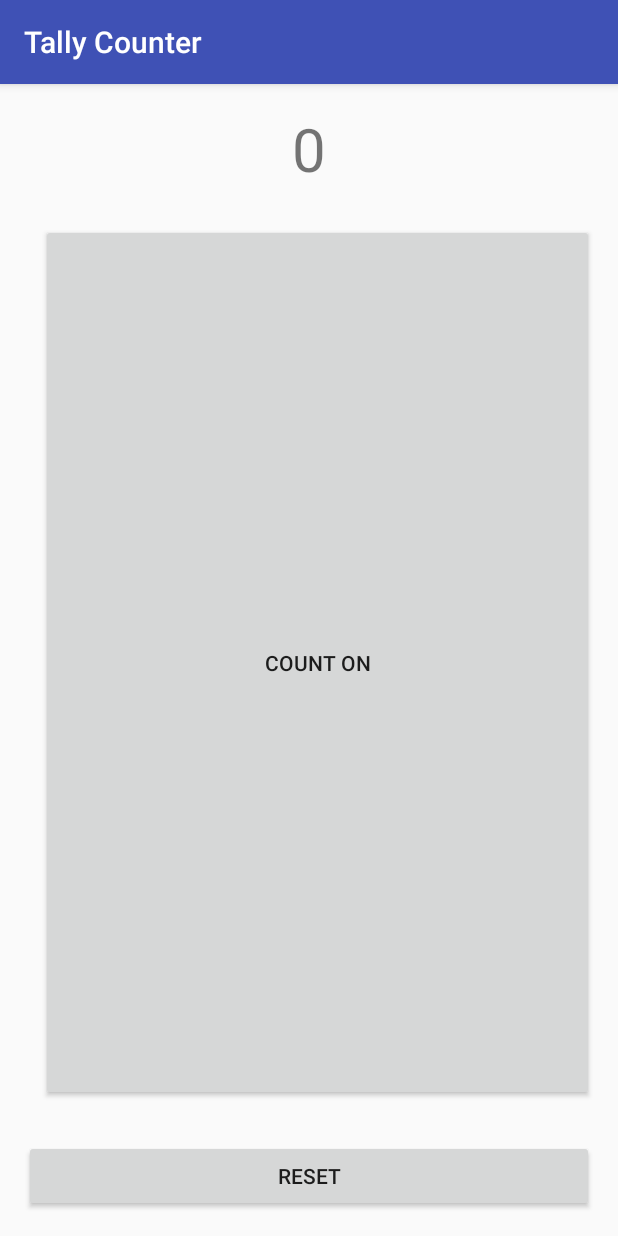
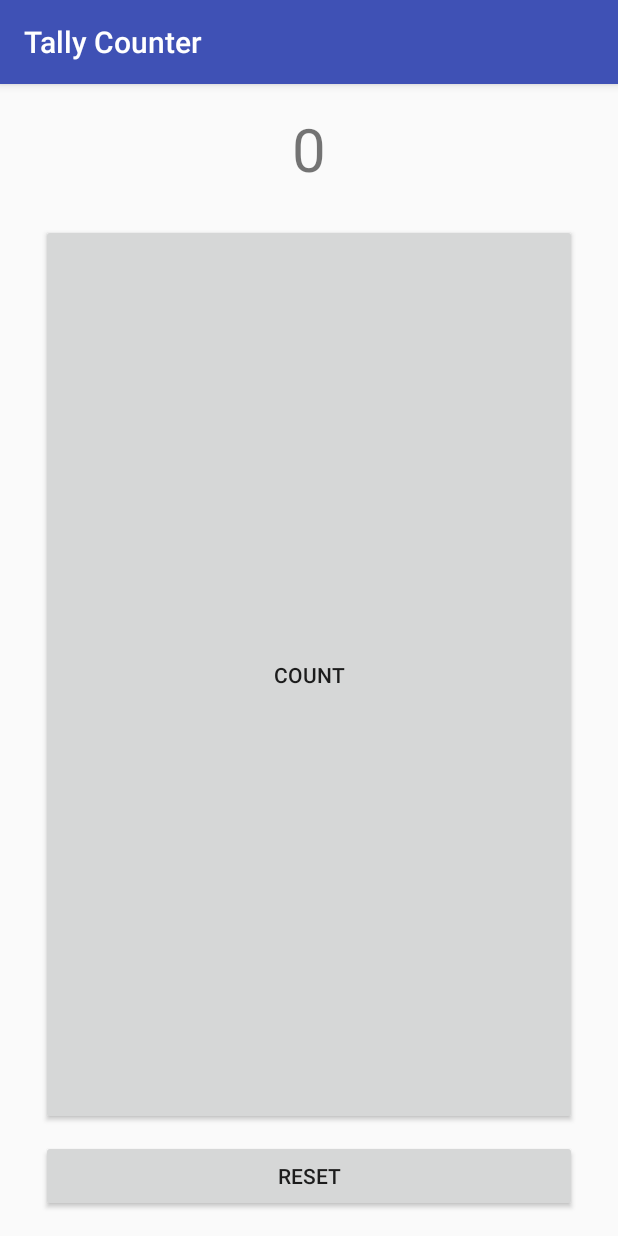
Before and after one commit to wasim-abuzaher/TallyCounter, an Android app: the screen it shows after launch (MainActivity), on a phone screen of 412 x 824 dp. Run offline under Robolectric (Android 15) with nearby library versions, the phone set to English and light mode, and no system bars.

Commit message:
Layout Update

```diff
--- a/mobile/src/main/java/com/wasimapps/tallycounter/MainActivity.java
+++ b/mobile/src/main/java/com/wasimapps/tallycounter/MainActivity.java
@@ -8,16 +8,13 @@ import android.widget.TextView;
 
 public class MainActivity extends AppCompatActivity {
 
-    private int tally;
+    private int tally = 0;
     private TextView tallyText;
 
     @Override
     protected void onCreate(Bundle savedInstanceState) {
         super.onCreate(savedInstanceState);
         setContentView(R.layout.activity_main);
-
-        tally = 0;
-
 
         Button tallyButton = (Button) findViewById(R.id.button_click);
         tallyButton.setOnClickListener(onClickTallyButton);
--- a/mobile/src/main/res/layout/activity_main.xml
+++ b/mobile/src/main/res/layout/activity_main.xml
@@ -15,7 +15,7 @@
     <TextView
         android:layout_width="match_parent"
         android:layout_height="wrap_content"
-        android:text="0000"
+        android:text="@string/count"
         android:id="@+id/textView_tally"
         android:textSize="40sp"
         android:textAlignment="center"
@@ -23,25 +23,23 @@
 
     <Button
         android:layout_width="match_parent"
-        android:layout_height="wrap_content"
-        android:layout_below="@+id/textView_tally"
-        android:layout_alignParentLeft="true"
-        android:layout_alignParentStart="true"
+        android:layout_height="0dp"
         android:layout_marginLeft="11dp"
-        android:layout_marginStart="11dp"
         android:layout_marginTop="23dp"
         android:id="@+id/button_click"
-        android:layout_alignParentRight="true"
-        android:layout_alignParentEnd="true"
         android:text="@string/click"
-        android:layout_weight="1"/>
+        android:layout_weight="1"
+        style="@android:style/Widget.Material.Light.Button"
+        android:layout_marginRight="11dp"
+        android:fontFamily="sans-serif-medium"/>
 
     <Button
         android:text="@string/reset"
         android:layout_width="match_parent"
         android:layout_height="wrap_content"
-        android:layout_below="@+id/button_click"
-        android:layout_centerHorizontal="true"
-        android:layout_marginTop="26dp"
-        android:id="@+id/button_reset"/>
+        android:layout_marginTop="10dp"
+        android:id="@+id/button_reset"
+        style="@android:style/Widget.Material.Light.Button"
+        android:layout_marginLeft="11dp"
+        android:layout_marginRight="11dp"/>
 </LinearLayout>
--- a/mobile/src/main/res/values/strings.xml
+++ b/mobile/src/main/res/values/strings.xml
@@ -1,5 +1,6 @@
 <resources>
     <string name="app_name">Tally Counter</string>
-    <string name="click">Count On</string>
+    <string name="click">Count</string>
     <string name="reset">Reset</string>
+    <string name="count">0000</string>
 </resources>
--- a/wear/src/main/java/com/wasimapps/tallycounter/MainActivity.java
+++ b/wear/src/main/java/com/wasimapps/tallycounter/MainActivity.java
@@ -2,15 +2,13 @@ package com.wasimapps.tallycounter;
 
 import android.app.Activity;
 import android.os.Bundle;
-import android.support.wearable.view.BoxInsetLayout;
-import android.support.wearable.view.WatchViewStub;
 import android.view.View;
 import android.widget.Button;
 import android.widget.TextView;
 
 public class MainActivity extends Activity {
 
-    private int tally;
+    private int tally = 0;
     private TextView tallyText;
 
     @Override
@@ -18,7 +16,7 @@ public class MainActivity extends Activity {
         super.onCreate(savedInstanceState);
         setContentView(R.layout.activity_main);
 
-            tally = 0;
+
 
             Button tallyButton = (Button) findViewById(R.id.button_click);
             tallyButton.setOnClickListener(onClickTallyButton);
--- a/wear/src/main/res/layout/activity_main.xml
+++ b/wear/src/main/res/layout/activity_main.xml
@@ -18,7 +18,7 @@
         app:layout_box="all">
 
         <TextView
-            android:text="0000"
+            android:text="@string/count"
             android:layout_width="wrap_content"
             android:layout_height="wrap_content"
             android:id="@+id/textView_tally"
@@ -34,8 +34,7 @@
             android:layout_marginLeft="12dp"
             android:layout_marginRight="12dp"
             android:layout_gravity="center"
-            android:layoutDirection="locale"
-            />
+            android:layoutDirection="locale"/>
 
         <Button
             android:text="@string/reset"
--- a/wear/src/main/res/values/strings.xml
+++ b/wear/src/main/res/values/strings.xml
@@ -2,4 +2,5 @@
     <string name="app_name">Tally Counter</string>
     <string name="click">Count On</string>
     <string name="reset">Reset</string>
+    <string name="count">0000</string>
 </resources>
```
Also changed, not shown: gradle/wrapper/gradle-wrapper.properties, mobile/src/main/res/mipmap-hdpi/ic_launcher.png, mobile/src/main/res/mipmap-mdpi/ic_launcher.png, mobile/src/main/res/mipmap-xhdpi/ic_launcher.png, mobile/src/main/res/mipmap-xxhdpi/ic_launcher.png, mobile/src/main/res/mipmap-xxxhdpi/ic_launcher.png, wear/src/main/res/mipmap-hdpi/ic_launcher.png, wear/src/main/res/mipmap-mdpi/ic_launcher.png, wear/src/main/res/mipmap-xhdpi/ic_launcher.png, wear/src/main/res/mipmap-xxhdpi/ic_launcher.png, 4 other files.
